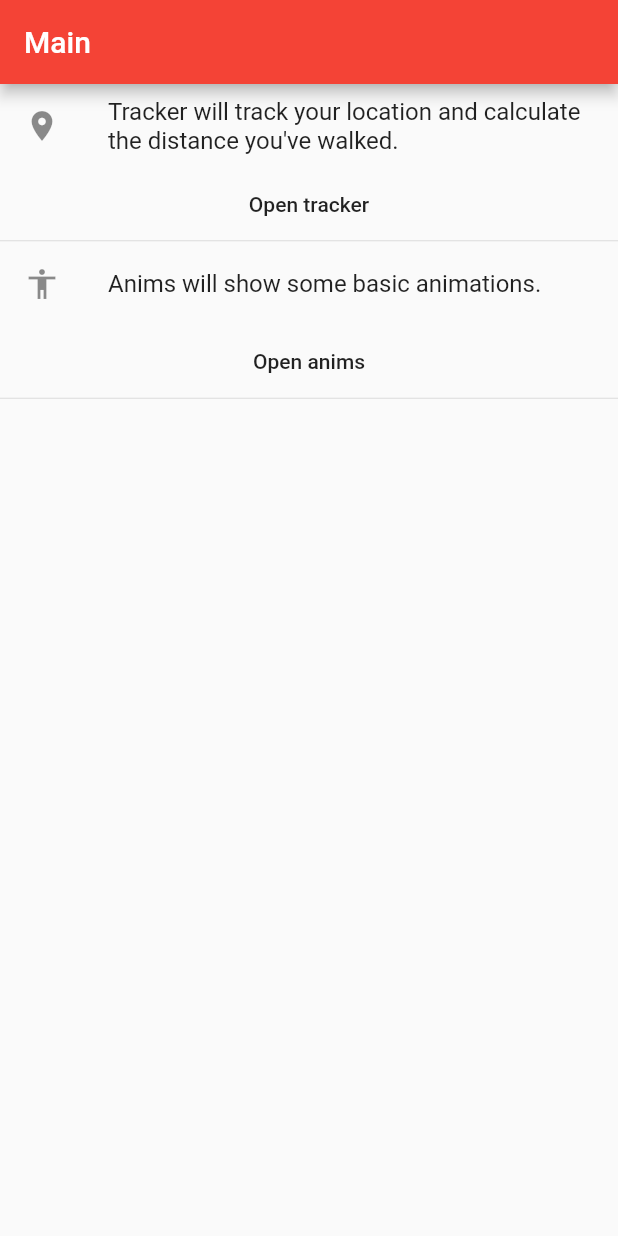
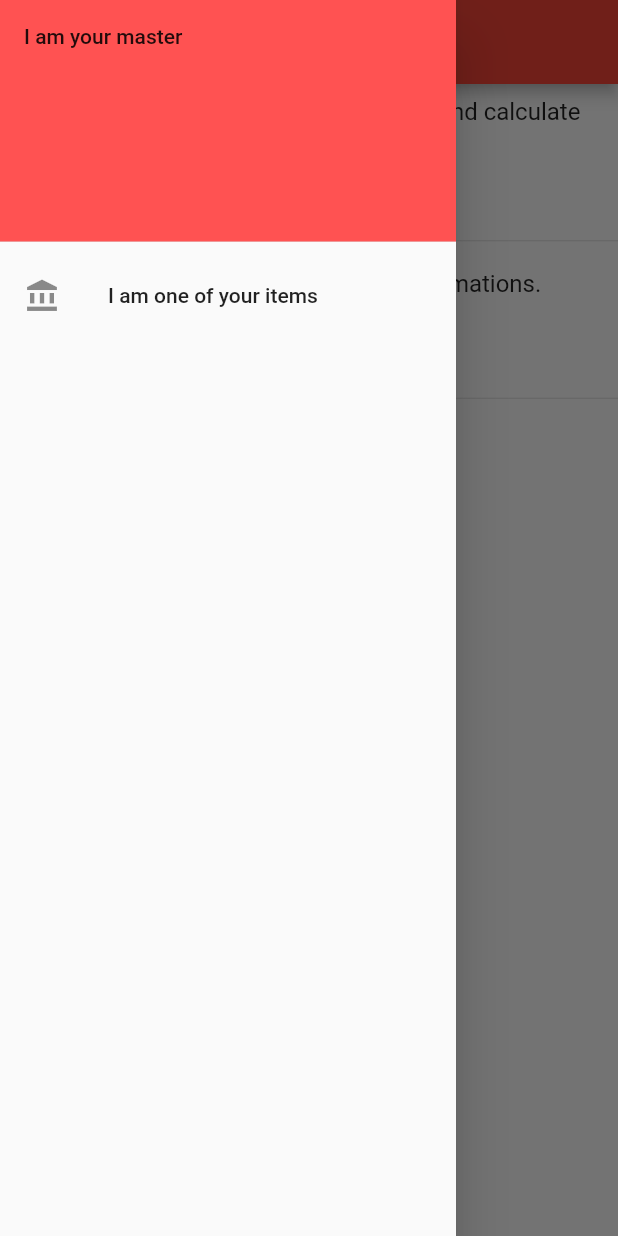
Before and after one commit to Suneco/flutter_samples, a Flutter app: the screen it shows after launch, with the side drawer open (before the commit the screen has no drawer), on a phone screen of 412 x 824 dp. Run offline on Flutter 3.47's test engine with Material 2 defaults, Android fonts, the phone set to English and light mode, and no system bars; our stand-ins replace location.

Commit message:
Add MasterDetail

```diff
--- a/lib/views/main_page.dart
+++ b/lib/views/main_page.dart
@@ -15,7 +15,21 @@ class _State extends State<MainPage> {
 
     return new Scaffold(
         appBar: new AppBar(title: new Text(_viewModel.title)),
-        body: buildLayout());
+        body: buildLayout(),
+        // Drawer is the MasterDetail thingy
+        drawer: Drawer(
+            child: ListView(padding: EdgeInsets.zero, children: <Widget>[
+          DrawerHeader(
+              child: Text('I am your master'),
+              decoration: BoxDecoration(color: Colors.redAccent)),
+          ListTile(
+              leading: const Icon(Icons.account_balance),
+              title: Text('I am one of your items'),
+              onTap: () {
+                // Do something in the view model
+                Navigator.pop(context);
+              })
+        ])));
   }
 
   Widget buildLayout() {
@@ -24,7 +38,6 @@ class _State extends State<MainPage> {
 
       // Create and return your actual layout below
       var layout = new Column(children: <Widget>[
-
         new ListTile(
           leading: const Icon(Icons.location_on),
           title: new Text(
@@ -37,11 +50,9 @@ class _State extends State<MainPage> {
         const Divider(
           height: 1.0,
         ),
-
         new ListTile(
           leading: const Icon(Icons.accessibility),
-          title: new Text(
-              "Anims will show some basic animations."),
+          title: new Text("Anims will show some basic animations."),
         ),
         new FlatButton(
           onPressed: _viewModel.openAnims,
@@ -50,7 +61,6 @@ class _State extends State<MainPage> {
         const Divider(
           height: 1.0,
         )
-
       ]);
 
       return layout;
```
